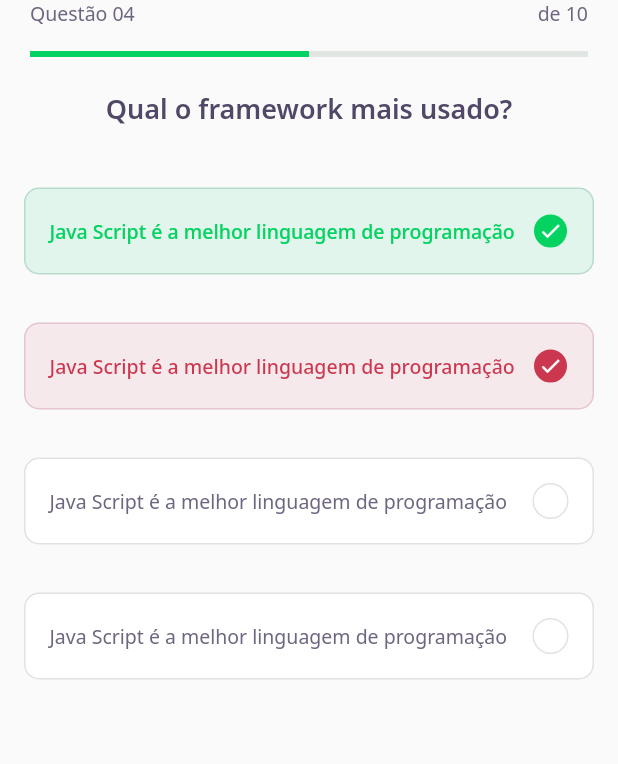
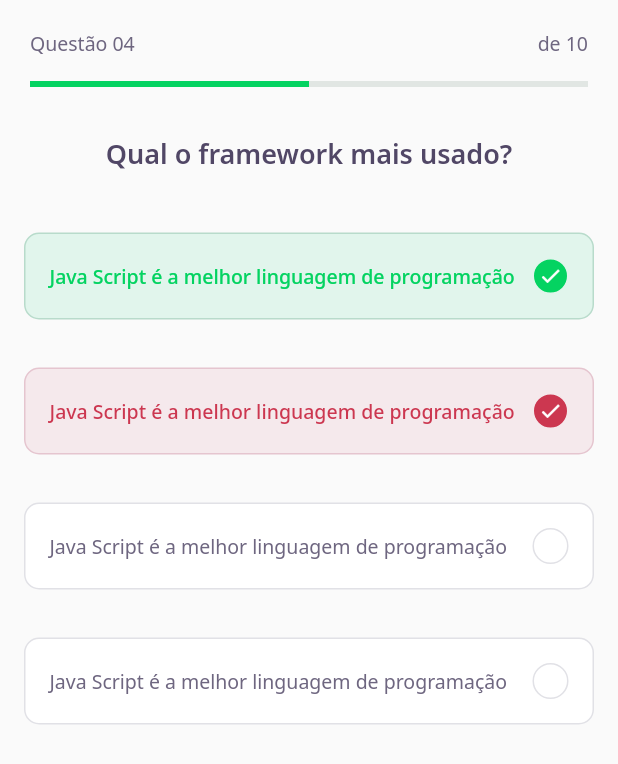
Before and after one commit to AldemirGomesDev/DevQuiz, a Flutter app: the ChallengePage screen opened directly, on a phone screen of 412 x 824 dp. Shown: the top 764 px of the screen. Run offline on Flutter 3.47's test engine with Material 2 defaults, Android fonts, the phone set to English and light mode, and no system bars; our stand-ins replace google_fonts; network calls fail.

Commit message:
adjustment in challenge page

```diff
--- a/lib/challenge/challenge_page.dart
+++ b/lib/challenge/challenge_page.dart
@@ -17,10 +17,16 @@ class _ChallengePageState extends State<ChallengePage> {
         preferredSize: Size.fromHeight(60),
         child: SafeArea(
           top: true,
-          child: QuestionIndicatorWidget(),
+          child: Padding(
+            padding: const EdgeInsets.only(top: 20),
+            child: QuestionIndicatorWidget(),
+          ),
         ),
       ),
-      body: QuizWidget(title: 'Qual o framework mais usado?'),
+      body: Container(
+        padding: EdgeInsets.only(top: 30),
+        child: QuizWidget(title: 'Qual o framework mais usado?'),
+      ),
     );
   }
 }
```
Also changed, not shown: lib/home/widgets/quiz_card/quiz_card_widget.dart (+7 -0 lines).
